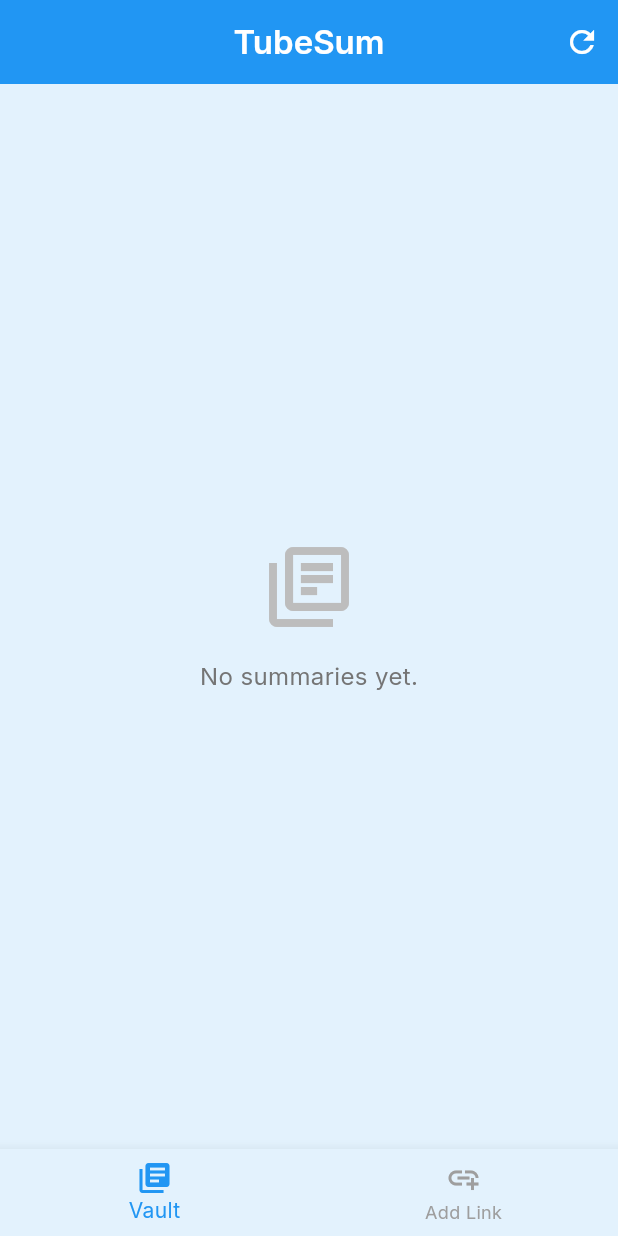
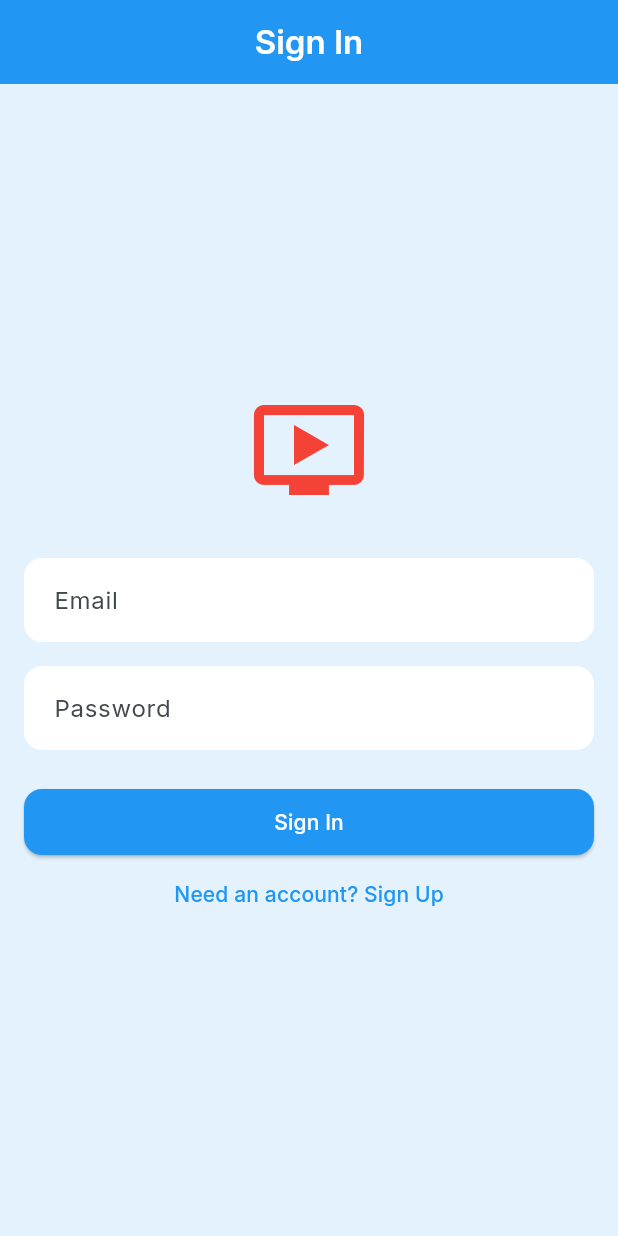
Before and after one commit to BosqenTechnologies/youtube_summary_app, a Flutter app: the screen it shows after launch, on a phone screen of 412 x 824 dp. Run offline on Flutter 3.47's test engine with Material 3 defaults, Android fonts, the phone set to English and light mode, and no system bars; our stand-ins replace cached_network_image, firebase_core, firebase_messaging, flutter_riverpod, google_fonts, supabase_flutter; accounts and stored records are empty.

Commit message:
Implement AuthGate, Riverpod Subscription Sync, and Firebase Topics

```diff
--- a/lib/app.dart
+++ b/lib/app.dart
@@ -1,6 +1,9 @@
 import 'package:flutter/material.dart';
+import 'package:supabase_flutter/supabase_flutter.dart';
+import 'package:youtube_summary_app/features/auth_screen/presentation/screens/auth_screen.dart';
 import 'core/theme/app_theme.dart';
 import 'features/youtube_summary/presentation/screens/main_screen.dart';
+
 
 class App extends StatelessWidget {
   const App({super.key});
@@ -11,7 +14,38 @@ class App extends StatelessWidget {
       title: 'TubeSum',
       debugShowCheckedModeBanner: false,
       theme: AppTheme.lightTheme,
-      home: const MainScreen(),
+      // 🔥 CHANGED: Point home to AuthGate instead of MainScreen directly
+      home: const AuthGate(),
     );
   }
 }
+
+// 🔥 NEW: The AuthGate automatically switches screens based on login status
+class AuthGate extends StatelessWidget {
+  const AuthGate({super.key});
+
+  @override
+  Widget build(BuildContext context) {
+    return StreamBuilder<AuthState>(
+      // Listen to Supabase auth state changes in real-time
+      stream: Supabase.instance.client.auth.onAuthStateChange,
+      builder: (context, snapshot) {
+        // Show a loading spinner while checking status
+        if (snapshot.connectionState == ConnectionState.waiting) {
+          return const Scaffold(body: Center(child: CircularProgressIndicator()));
+        }
+
+        // Check if we have an active session
+        final session = snapshot.hasData ? snapshot.data!.session : null;
+
+        if (session != null) {
+          // User IS logged in! Show your main dashboard.
+          return const MainScreen();
+        }
+
+        // User is NOT logged in. Show the login screen.
+        return const AuthScreen();
+      },
+    );
+  }
+}
--- /dev/null
+++ b/lib/features/auth_screen/presentation/screens/auth_screen.dart
@@ -0,0 +1,123 @@
+import 'package:flutter/material.dart';
+import 'package:supabase_flutter/supabase_flutter.dart';
+
+class AuthScreen extends StatefulWidget {
+  const AuthScreen({super.key});
+
+  @override
+  State<AuthScreen> createState() => _AuthScreenState();
+}
+
+class _AuthScreenState extends State<AuthScreen> {
+  final _emailController = TextEditingController();
+  final _passwordController = TextEditingController();
+  bool _isLoading = false;
+  bool _isSignUp = false; // Toggle between Login and Sign Up
+
+  // Get the Supabase instance
+  final supabase = Supabase.instance.client;
+
+  Future<void> _authenticate() async {
+    setState(() {
+      _isLoading = true;
+    });
+
+    try {
+      final email = _emailController.text.trim();
+      final password = _passwordController.text.trim();
+
+      if (_isSignUp) {
+        // Create a new user
+        await supabase.auth.signUp(
+          email: email,
+          password: password,
+        );
+        if (mounted) {
+          ScaffoldMessenger.of(context).showSnackBar(
+            const SnackBar(content: Text('Account created! You are logged in.')),
+          );
+        }
+      } else {
+        // Log in an existing user
+        await supabase.auth.signInWithPassword(
+          email: email,
+          password: password,
+        );
+      }
+
+      // Note: We don't need to navigate manually here if we set up the AuthGate correctly in main.dart!
+
+    } on AuthException catch (error) {
+      if (mounted) {
+        ScaffoldMessenger.of(context).showSnackBar(
+          SnackBar(content: Text(error.message), backgroundColor: Colors.red),
+        );
+      }
+    } catch (error) {
+      if (mounted) {
+        ScaffoldMessenger.of(context).showSnackBar(
+          const SnackBar(content: Text('Unexpected error occurred'), backgroundColor: Colors.red),
+        );
+      }
+    } finally {
+      if (mounted) {
+        setState(() {
+          _isLoading = false;
+        });
+      }
+    }
+  }
+
+  @override
+  void dispose() {
+    _emailController.dispose();
+    _passwordController.dispose();
+    super.dispose();
+  }
+
+  @override
+  Widget build(BuildContext context) {
+    return Scaffold(
+      appBar: AppBar(title: Text(_isSignUp ? 'Create Account' : 'Sign In')),
+      body: Padding(
+        padding: const EdgeInsets.all(16.0),
+        child: Column(
+          mainAxisAlignment: MainAxisAlignment.center,
+          crossAxisAlignment: CrossAxisAlignment.stretch,
+          children: [
+            const Icon(Icons.ondemand_video, size: 80, color: Colors.red),
+            const SizedBox(height: 32),
+            TextField(
+              controller: _emailController,
+              decoration: const InputDecoration(labelText: 'Email'),
+              keyboardType: TextInputType.emailAddress,
+            ),
+            const SizedBox(height: 16),
+            TextField(
+              controller: _passwordController,
+              decoration: const InputDecoration(labelText: 'Password'),
+              obscureText: true,
+            ),
+            const SizedBox(height: 24),
+            ElevatedButton(
+              onPressed: _isLoading ? null : _authenticate,
+              child: _isLoading
+                ? const CircularProgressIndicator()
+                : Text(_isSignUp ? 'Sign Up' : 'Sign In'),
+            ),
+            TextButton(
+              onPressed: () {
+                setState(() {
+                  _isSignUp = !_isSignUp;
+                });
+              },
+              child: Text(_isSignUp
+                ? 'Already have an account? Sign In'
+                : 'Need an account? Sign Up'),
+            ),
+          ],
+        ),
+      ),
+    );
+  }
+}
--- a/lib/features/youtube_summary/presentation/screens/main_screen.dart
+++ b/lib/features/youtube_summary/presentation/screens/main_screen.dart
@@ -2,6 +2,8 @@ import 'package:flutter/material.dart';
 import '../../../../core/constants/app_colors.dart';
 import 'library_screen.dart';
 import 'summary_home_screen.dart';
+// Keep the import for the subscriptions screen
+import 'subscriptions_screen.dart';
 
 class MainScreen extends StatefulWidget {
   const MainScreen({super.key});
@@ -21,6 +23,7 @@ class _MainScreenState extends State<MainScreen> {
   @override
   Widget build(BuildContext context) {
     return Scaffold(
+      // 🔥 FIX: I completely removed the extra AppBar here so they don't stack!
       body: IndexedStack(
         index: _currentIndex,
         children: _screens,
```
Also changed, not shown: lib/features/youtube_summary/presentation/screens/library_screen.dart (+8 -2 lines), lib/features/youtube_summary/presentation/screens/subscriptions_screen.dart (added, +88 -0 lines), lib/features/youtube_summary/presentation/screens/summary_home_screen.dart (+12 -0 lines), lib/features/youtube_summary/presentation/state/subscription_provider.dart (+62 -32 lines), lib/features/youtube_summary/presentation/widgets/summary_result_card.dart (+18 -16 lines).
